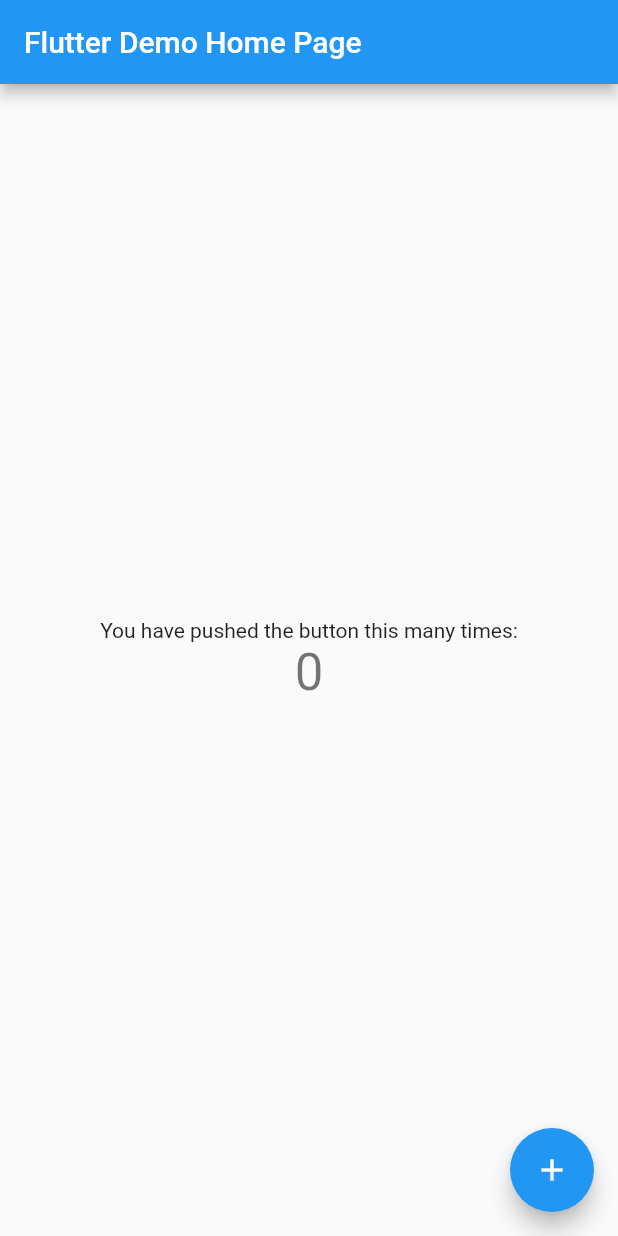
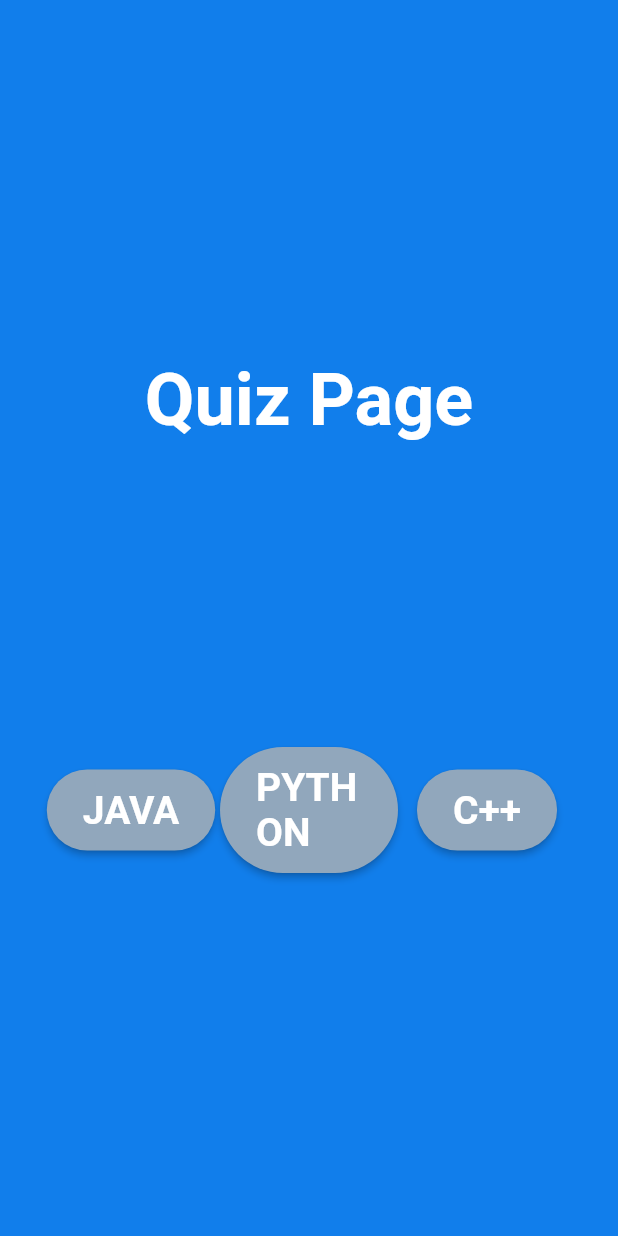
Before and after one commit to sheetalturaga/Tech-Interview-Prep-flutter-mobile-app, a Flutter app: the screen it shows after launch, on a phone screen of 412 x 824 dp. Run offline on Flutter 3.47's test engine with Material 2 defaults, Android fonts, the phone set to English and light mode, and no system bars.

Commit message:
finished quiz and explanation pages

```diff
--- a/blindspot_app/lib/main.dart
+++ b/blindspot_app/lib/main.dart
@@ -1,115 +1,17 @@
 import 'package:flutter/material.dart';
+import 'package:blindspot_app/screens/main_menu.dart';
 
 void main() {
   runApp(const MyApp());
 }
 
 class MyApp extends StatelessWidget {
-  const MyApp({super.key});
+  const MyApp({Key? key}) : super(key: key);
 
-  // This widget is the root of your application.
   @override
   Widget build(BuildContext context) {
     return MaterialApp(
-      title: 'Flutter Demo',
-      theme: ThemeData(
-        // This is the theme of your application.
-        //
-        // Try running your application with "flutter run". You'll see the
-        // application has a blue toolbar. Then, without quitting the app, try
-        // changing the primarySwatch below to Colors.green and then invoke
-        // "hot reload" (press "r" in the console where you ran "flutter run",
-        // or simply save your changes to "hot reload" in a Flutter IDE).
-        // Notice that the counter didn't reset back to zero; the application
-        // is not restarted.
-        primarySwatch: Colors.blue,
-      ),
-      home: const MyHomePage(title: 'Flutter Demo Home Page'),
+      home: const MainMenu(),
     );
   }
 }
-
-class MyHomePage extends StatefulWidget {
-  const MyHomePage({super.key, required this.title});
-
-  // This widget is the home page of your application. It is stateful, meaning
-  // that it has a State object (defined below) that contains fields that affect
-  // how it looks.
-
-  // This class is the configuration for the state. It holds the values (in this
-  // case the title) provided by the parent (in this case the App widget) and
-  // used by the build method of the State. Fields in a Widget subclass are
-  // always marked "final".
-
-  final String title;
-
-  @override
-  State<MyHomePage> createState() => _MyHomePageState();
-}
-
-class _MyHomePageState extends State<MyHomePage> {
-  int _counter = 0;
-
-  void _incrementCounter() {
-    setState(() {
-      // This call to setState tells the Flutter framework that something has
-      // changed in this State, which causes it to rerun the build method below
-      // so that the display can reflect the updated values. If we changed
-      // _counter without calling setState(), then the build method would not be
-      // called again, and so nothing would appear to happen.
-      _counter++;
-    });
-  }
-
-  @override
-  Widget build(BuildContext context) {
-    // This method is rerun every time setState is called, for instance as done
-    // by the _incrementCounter method above.
-    //
-    // The Flutter framework has been optimized to make rerunning build methods
-    // fast, so that you can just rebuild anything that needs updating rather
-    // than having to individually change instances of widgets.
-    return Scaffold(
-      appBar: AppBar(
-        // Here we take the value from the MyHomePage object that was created by
-        // the App.build method, and use it to set our appbar title.
-        title: Text(widget.title),
-      ),
-      body: Center(
-        // Center is a layout widget. It takes a single child and positions it
-        // in the middle of the parent.
-        child: Column(
-          // Column is also a layout widget. It takes a list of children and
-          // arranges them vertically. By default, it sizes itself to fit its
-          // children horizontally, and tries to be as tall as its parent.
-          //
-          // Invoke "debug painting" (press "p" in the console, choose the
-          // "Toggle Debug Paint" action from the Flutter Inspector in Android
-          // Studio, or the "Toggle Debug Paint" command in Visual Studio Code)
-          // to see the wireframe for each widget.
-          //
-          // Column has various properties to control how it sizes itself and
-          // how it positions its children. Here we use mainAxisAlignment to
-          // center the children vertically; the main axis here is the vertical
-          // axis because Columns are vertical (the cross axis would be
-          // horizontal).
-          mainAxisAlignment: MainAxisAlignment.center,
-          children: <Widget>[
-            const Text(
-              'You have pushed the button this many times:',
-            ),
-            Text(
-              '$_counter',
-              style: Theme.of(context).textTheme.headlineMedium,
-            ),
-          ],
-        ),
-      ),
-      floatingActionButton: FloatingActionButton(
-        onPressed: _incrementCounter,
-        tooltip: 'Increment',
-        child: const Icon(Icons.add),
-      ), // This trailing comma makes auto-formatting nicer for build methods.
-    );
-  }
-}
--- /dev/null
+++ b/blindspot_app/lib/model/question_model.dart
@@ -0,0 +1,5 @@
+class QuestionModel {
+  String? question;
+  Map<String, bool>? answers;
+  QuestionModel(this.question, this.answers);
+}
--- /dev/null
+++ b/blindspot_app/lib/screens/main_menu.dart
@@ -0,0 +1,145 @@
+//import 'package:flutter/cupertino.dart';
+import 'package:flutter/material.dart';
+
+import 'package:blindspot_app/screens/quizz_screen.dart';
+import 'package:blindspot_app/ui/shared/color.dart';
+
+class MainMenu extends StatefulWidget {
+  const MainMenu({Key? key}) : super(key: key);
+
+  @override
+  _MainMenuState createState() => _MainMenuState();
+}
+
+class _MainMenuState extends State<MainMenu> {
+  @override
+  Widget build(BuildContext context) {
+    return Scaffold(
+      backgroundColor: AppColor.pripmaryColor,
+      body: Padding(
+        padding: const EdgeInsets.symmetric(
+          vertical: 48.0,
+          horizontal: 12.0,
+        ),
+        child: Column(
+          mainAxisAlignment: MainAxisAlignment.center,
+          crossAxisAlignment: CrossAxisAlignment.center,
+          children: [
+            headerText("Quiz Page"),
+            SizedBox(height: 200),
+            // const Center(
+            //   child: Text(
+            //     "Quiz Page",
+            //     style: TextStyle(
+            //       color: Colors.white,
+            //       fontSize: 48,
+            //       fontWeight: FontWeight.bold,
+            //     ),
+            //   ),
+            // ),
+
+            ListTile(
+              title: Row(children: <Widget>[
+                Expanded(
+                  child: Center(
+                    child: RawMaterialButton(
+                      onPressed: () {
+                        //Navigating the the Quizz Screen
+                        Navigator.push(
+                            context,
+                            MaterialPageRoute(
+                              builder: (context) => QuizzScreen(),
+                            ));
+                      },
+                      shape: const StadiumBorder(),
+                      fillColor: AppColor.secondaryColor,
+                      child: const Padding(
+                        padding: EdgeInsets.symmetric(
+                            vertical: 12.0, horizontal: 24.0),
+                        child: Text(
+                          "JAVA",
+                          style: TextStyle(
+                            color: Colors.white,
+                            fontSize: 26.0,
+                            fontWeight: FontWeight.bold,
+                          ),
+                        ),
+                      ),
+                    ),
+                  ),
+                ),
+                Expanded(
+                  child: Center(
+                    child: RawMaterialButton(
+                      onPressed: () {
+                        //Navigating the the Quizz Screen
+                        Navigator.push(
+                            context,
+                            MaterialPageRoute(
+                              builder: (context) => QuizzScreen(),
+                            ));
+                      },
+                      shape: const StadiumBorder(),
+                      fillColor: AppColor.secondaryColor,
+                      child: const Padding(
+                        padding: EdgeInsets.symmetric(
+                            vertical: 12.0, horizontal: 24.0),
+                        child: Text(
+                          "PYTHON",
+                          style: TextStyle(
+                            color: Colors.white,
+                            fontSize: 26.0,
+                            fontWeight: FontWeight.bold,
+                          ),
+                        ),
+                      ),
+                    ),
+                  ),
+                ),
+                Expanded(
+                  child: Center(
+                    child: RawMaterialButton(
+                      onPressed: () {
+                        //Navigating the the Quizz Screen
+                        Navigator.push(
+                            context,
+                            MaterialPageRoute(
+                              builder: (context) => QuizzScreen(),
+                            ));
+                      },
+                      shape: const StadiumBorder(),
+                      fillColor: AppColor.secondaryColor,
+                      child: const Padding(
+                        padding: EdgeInsets.symmetric(
+                            vertical: 12.0, horizontal: 24.0),
+                        child: Text(
+                          "C++",
+                          style: TextStyle(
+                            color: Colors.white,
+                            fontSize: 26.0,
+                            fontWeight: FontWeight.bold,
+                          ),
+                        ),
+                      ),
+                    ),
+                  ),
+                ),
+              ]),
+            )
+          ],
+        ),
+      ),
+    );
+  }
+}
+
+Text headerText(String text) {
+  return Text(
+    text,
+    style: TextStyle(
+      fontSize: 48,
+      color: Colors.white,
+      fontWeight: FontWeight.bold,
+    ),
+  );
+}
--- /dev/null
+++ b/blindspot_app/lib/ui/shared/color.dart
@@ -0,0 +1,6 @@
+import 'dart:ui';
+
+class AppColor {
+  static final pripmaryColor = Color(0xFF117eeb);
+  static final secondaryColor = Color.fromARGB(255, 145, 167, 188);
+}
```
Also changed, not shown: blindspot_app/lib/data/correct_answer_example.dart (added, +25 -0 lines), blindspot_app/lib/data/questions_example.dart (added, +71 -0 lines), blindspot_app/lib/screens/explanation_screen.dart (added, +81 -0 lines), blindspot_app/lib/screens/quizz_screen.dart (added, +176 -0 lines), blindspot_app/lib/screens/result_screen.dart (added, +80 -0 lines), blindspot_app/lib/widgets/quizz_widget.dart (added, +36 -0 lines).
